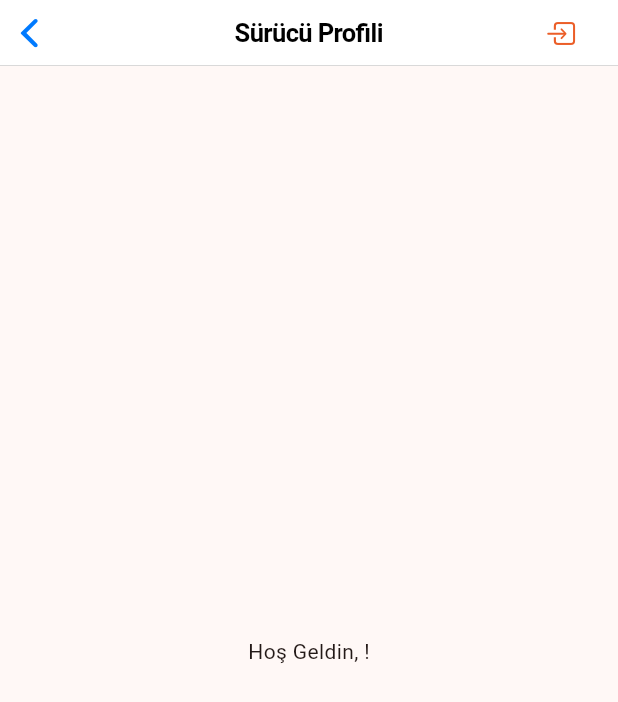
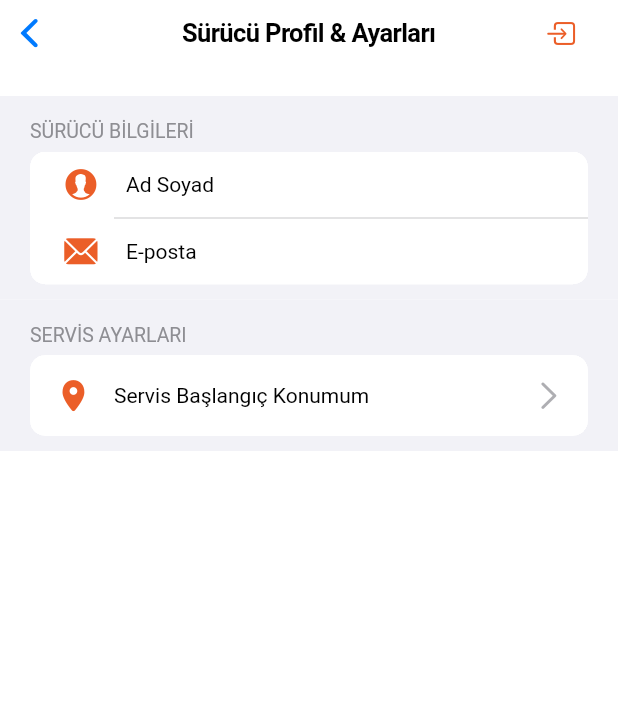
Before and after one commit to Bavsimus/SeyirServis, a Flutter app: the SurucuProfilSayfasi screen opened directly, on a phone screen of 412 x 824 dp. Shown: the top 702 px of the screen. Run offline on Flutter 3.47's test engine with Material 3 defaults, Android fonts, the phone set to English and light mode, and no system bars; our stand-ins replace cloud_firestore, firebase_auth, firebase_core, flutter_map, latlong2, location; accounts and stored records are empty.

Commit message:
profil sayfası

```diff
--- a/seyirservis/lib/screens/surucu_profil_sayfasi.dart
+++ b/seyirservis/lib/screens/surucu_profil_sayfasi.dart
@@ -1,7 +1,9 @@
 import 'package:firebase_auth/firebase_auth.dart';
 import 'package:flutter/cupertino.dart';
-import '../screens/giris_sayfasi.dart';
-import '../services/auth_service.dart';
+import 'package:seyirservis/screens/giris_sayfasi.dart'; // Giriş sayfasına yönlendirme için
+import 'package:seyirservis/services/auth_service.dart'; // Çıkış yapmak için
+import 'package:seyirservis/styles/app_colors.dart'; // Uygulama renkleri için
+import 'package:cloud_firestore/cloud_firestore.dart'; // Firestore'dan veri çekmek için
 
 class SurucuProfilSayfasi extends StatefulWidget {
   const SurucuProfilSayfasi({super.key});
@@ -12,40 +14,152 @@ class SurucuProfilSayfasi extends StatefulWidget {
 
 class _SurucuProfilSayfasiState extends State<SurucuProfilSayfasi> {
   final AuthService _authService = AuthService();
-  User? _currentUser;
+  final FirebaseFirestore _firestore = FirebaseFirestore.instance; // Firestore instance
+  User? _currentUser; // Mevcut Firebase kullanıcısı
+  String? _driverName; // Sürücünün adı
+
+  // Sürücüye özel lokasyon bilgisi için yer tutucu (örneğin servis başlangıç noktası)
+  // Firestore'da 'users' koleksiyonunda sürücü dokümanında 'driverBaseLocation' alanı olduğunu varsayarız.
+  String _driverBaseLocationText = "Henüz ayarlanmadı";
 
   @override
   void initState() {
     super.initState();
-    _currentUser = FirebaseAuth.instance.currentUser;
+    _currentUser = FirebaseAuth.instance.currentUser; // Mevcut kullanıcıyı al
+    _loadDriverProfileData(); // Sürücüye özel profil verilerini yükle
+  }
+
+  // Sürücüye ait profil verilerini (ad ve başlangıç konumu) Firestore'dan çeker
+  Future<void> _loadDriverProfileData() async {
+    // Kullanıcı yoksa veya oturum açmamışsa işlem yapma
+    if (_currentUser == null) {
+      if (mounted) {
+        setState(() {
+          _driverName = 'Kullanıcı Yok';
+          _driverBaseLocationText = 'N/A';
+        });
+      }
+      return;
+    }
+
+    try {
+      // Kullanıcının Firestore'daki dokümanını çek
+      DocumentSnapshot userDoc = await _firestore.collection('users').doc(_currentUser!.uid).get();
+
+      // Doküman varsa ve boş değilse verileri al
+      if (userDoc.exists && userDoc.data() != null) {
+        final userData = userDoc.data() as Map<String, dynamic>;
+
+        // Sürücü adını çek, yoksa varsayılan bir değer ata
+        _driverName = userData['name'] as String? ?? 'İsimsiz Sürücü';
+
+        // Sürücünün servis başlangıç/ana konumunu çek (varsa)
+        // Varsayım: 'driverBaseLocation' alanında string bir adres tutuluyor
+        _driverBaseLocationText = userData['driverBaseLocation'] as String? ?? "Henüz ayarlanmadı";
+
+      } else {
+        // Kullanıcı dokümanı yoksa veya boşsa varsayılan değerler ata
+        _driverName = 'Kullanıcı Dokümanı Yok';
+        _driverBaseLocationText = 'N/A';
+      }
+    } catch (e) {
+      // Hata durumunda konsola hata mesajını yazdır ve varsayılan değerler ata
+      print("Sürücü profil verisi alınırken hata: $e");
+      _driverName = 'Hata Oluştu';
+      _driverBaseLocationText = 'Hata Oluştu';
+    } finally {
+      // Veri çekme işlemi bittiğinde UI'ı güncelle
+      if (mounted) {
+        setState(() {});
+      }
+    }
   }
 
   @override
   Widget build(BuildContext context) {
-    // Sayfa artık bir tab içinde gösterildiği için, kendi Scaffold'u yerine
-    // içeriği ve üst navigasyon barını bir Column içinde döndürüyoruz.
-    return Column(
-      children: [
-        CupertinoNavigationBar(
-          middle: const Text('Sürücü Profili'),
+    return CupertinoPageScaffold(
+      // Sayfa arka planı tamamen beyaz yapıldı
+      backgroundColor: CupertinoColors.white,
+      // Navigasyon çubuğu
+      navigationBar: CupertinoNavigationBar(
+        backgroundColor: CupertinoColors.white, // Navigasyon çubuğunun arka planı beyaz yapıldı
+        middle: const Text('Sürücü Profil & Ayarları'), // Sayfa başlığı
+        // Çıkış butonu
         trailing: CupertinoButton(
           padding: EdgeInsets.zero,
           onPressed: () async {
-              await _authService.signOut();
+            await _authService.signOut(); // Firebase'den çıkış yap
+            // Giriş sayfasına yönlendir ve tüm geçmişi temizle
             Navigator.of(context, rootNavigator: true).pushAndRemoveUntil(
               CupertinoPageRoute(builder: (context) => const GirisSayfasi()),
                   (route) => false,
             );
           },
-            child: const Icon(CupertinoIcons.square_arrow_right),
+          child: const Icon(CupertinoIcons.square_arrow_right), // Çıkış ikonu
         ),
       ),
-        Expanded(
-          child: Center(
-            child: Text('Hoş Geldin, ${_currentUser?.displayName ?? 'Sürücü'}!'),
+      child: SafeArea( // Ekranın güvenli alanına içerik yerleştirme
+        child: SingleChildScrollView( // İçeriğin kaydırılabilir olmasını sağla
+          child: Padding(
+            padding: const EdgeInsets.symmetric(vertical: 20.0),
+            child: Column(
+              children: [
+                // Kullanıcı Bilgileri Bölümü
+                CupertinoListSection.insetGrouped(
+                  // Başlık stilini ekran görüntüsüne uygun şekilde ayarlandı
+                  header: const Text(
+                    'SÜRÜCÜ BİLGİLERİ',
+                    style: TextStyle(
+                      color: CupertinoColors.systemGrey, // Daha silik renk
+                      fontWeight: FontWeight.normal, // Kalınlık normal
+                      fontSize: 13.0, // Varsayılan boyut, isteğe bağlı ayar
                     ),
                   ),
+                  children: <CupertinoListTile>[
+                    CupertinoListTile(
+                      title: const Text('Ad Soyad'),
+                      additionalInfo: Text(_driverName ?? 'Yükleniyor...'), // Sürücü adı
+                      leading: const Icon(CupertinoIcons.person_alt_circle_fill), // İkon
+                    ),
+                    CupertinoListTile(
+                      title: const Text('E-posta'),
+                      additionalInfo: Text(_currentUser?.email ?? 'E-posta Yok'), // Sürücü e-postası
+                      leading: const Icon(CupertinoIcons.mail_solid), // İkon
+                    ),
                   ],
+                ),
+                // Servis Ayarları Bölümü (Sürücüye özel)
+                CupertinoListSection.insetGrouped(
+                  // Başlık stilini ekran görüntüsüne uygun şekilde ayarlandı
+                  header: const Text(
+                    'SERVİS AYARLARI',
+                    style: TextStyle(
+                      color: CupertinoColors.systemGrey, // Daha silik renk
+                      fontWeight: FontWeight.normal, // Kalınlık normal
+                      fontSize: 13.0, // Varsayılan boyut, isteğe bağlı ayar
+                    ),
+                  ),
+                  children: <CupertinoListTile>[
+                    CupertinoListTile.notched( // Çentikli stil
+                      title: const Text('Servis Başlangıç Konumum'),
+                      additionalInfo: Text(_driverBaseLocationText), // Başlangıç konumu
+                      leading: Icon(
+                        CupertinoIcons.location_solid, // Konum ikonu
+                        color: AppColors.primary.resolveFrom(context), // Tema renginden ikon rengi
+                      ),
+                      trailing: const CupertinoListTileChevron(), // Sağdaki ok ikonu
+                      onTap: () {
+                        // TODO: Sürücünün başlangıç konumunu ayarlama sayfası buraya eklenecek
+                        print('Sürücü başlangıç konumunu ayarlama sayfasına git');
+                      },
+                    ),
+                  ],
+                ),
+              ],
+            ),
+          ),
+        ),
+      ),
     );
   }
 }
```
Lines whose indentation alone changed are shown as unchanged.
